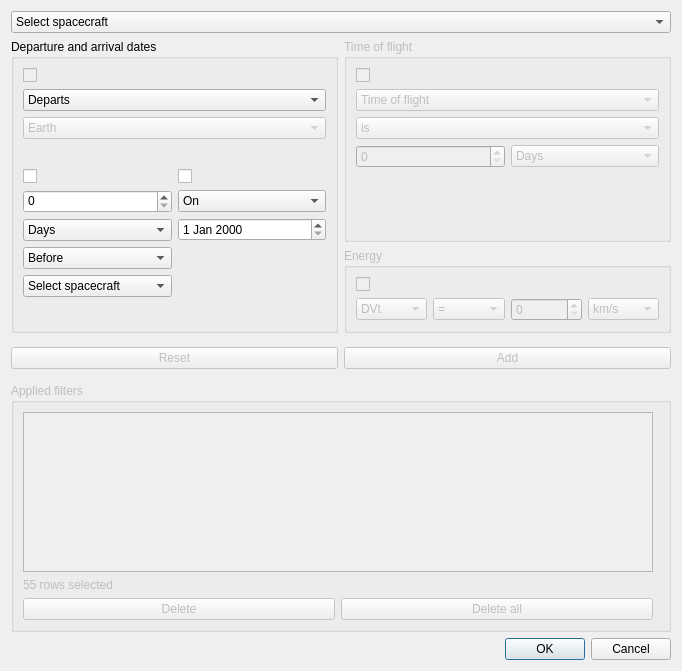
Qt form src/sonet_pcp_filter_qt.ui (jorialand/sonet_tfm_horia) before a commit.
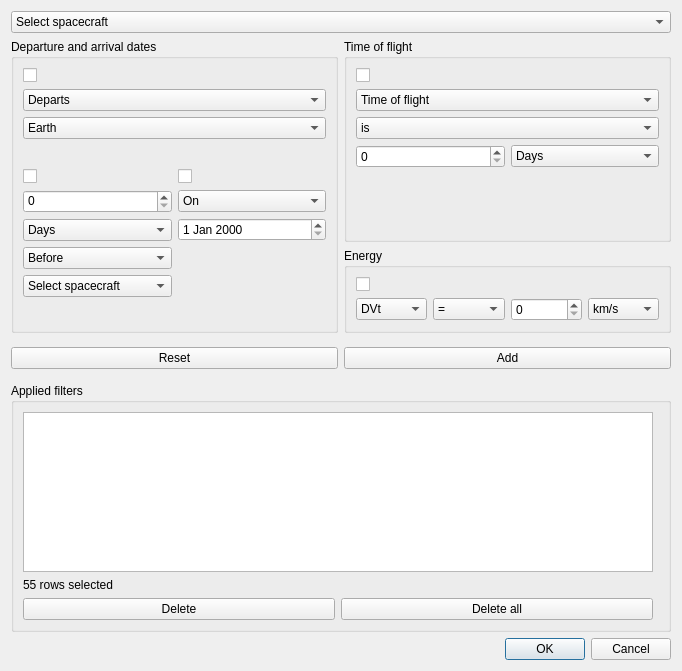
The same form after that commit.

Commit message: Improved pandasModel class formatting. Row headers visible in headerData(). Float numbers formatted to two decimal places.

The edit to the form file:
```diff
--- a/src/sonet_pcp_filter_qt.ui
+++ b/src/sonet_pcp_filter_qt.ui
@@ -2,6 +2,9 @@
 <ui version="4.0">
  <class>sonet_pcp_filter</class>
  <widget class="QWidget" name="sonet_pcp_filter">
+  <property name="enabled">
+   <bool>true</bool>
+  </property>
   <property name="geometry">
    <rect>
     <x>0</x>
@@ -19,7 +22,7 @@
      <item>
       <widget class="QPushButton" name="pb_clean">
        <property name="enabled">
-        <bool>false</bool>
+        <bool>true</bool>
        </property>
        <property name="text">
         <string>Reset</string>
@@ -29,7 +32,7 @@
      <item>
       <widget class="QPushButton" name="pb_add_6">
        <property name="enabled">
-        <bool>false</bool>
+        <bool>true</bool>
        </property>
        <property name="text">
         <string>Add</string>
@@ -41,7 +44,7 @@
    <item row="16" column="0" colspan="2">
     <widget class="QGroupBox" name="bottom_group_box">
      <property name="enabled">
-      <bool>false</bool>
+      <bool>true</bool>
      </property>
      <property name="title">
       <string>Applied filters</string>
@@ -54,7 +57,7 @@
           <item>
            <widget class="QPushButton" name="pb_add_4">
             <property name="enabled">
-             <bool>false</bool>
+             <bool>true</bool>
             </property>
             <property name="text">
              <string>Delete</string>
@@ -64,7 +67,7 @@
           <item>
            <widget class="QPushButton" name="pb_add">
             <property name="enabled">
-             <bool>false</bool>
+             <bool>true</bool>
             </property>
             <property name="text">
              <string>Delete all</string>
@@ -76,7 +79,7 @@
         <item row="1" column="0" colspan="2">
          <widget class="QLabel" name="label">
           <property name="enabled">
-           <bool>false</bool>
+           <bool>true</bool>
           </property>
           <property name="text">
            <string>55 rows selected</string>
@@ -86,7 +89,7 @@
         <item row="0" column="0">
          <widget class="QTableView" name="applied_filters_table_view">
           <property name="enabled">
-           <bool>false</bool>
+           <bool>true</bool>
           </property>
          </widget>
         </item>
@@ -100,7 +103,7 @@
      <item row="1" column="2">
       <widget class="QGroupBox" name="time_of_flight_group_box">
        <property name="enabled">
-        <bool>false</bool>
+        <bool>true</bool>
        </property>
        <property name="sizePolicy">
         <sizepolicy hsizetype="Expanding" vsizetype="Preferred">
@@ -120,7 +123,7 @@
           <item row="0" column="0" colspan="2">
            <widget class="QComboBox" name="combo_time_of_flight">
             <property name="enabled">
-             <bool>false</bool>
+             <bool>true</bool>
             </property>
             <item>
              <property name="text">
@@ -132,7 +135,7 @@
           <item row="1" column="0" colspan="2">
            <widget class="QComboBox" name="combo_time_of_flight_operator">
             <property name="enabled">
-             <bool>false</bool>
+             <bool>true</bool>
             </property>
             <item>
              <property name="text">
@@ -154,14 +157,14 @@
           <item row="3" column="0">
            <widget class="QSpinBox" name="spin_number_2">
             <property name="enabled">
-             <bool>false</bool>
+             <bool>true</bool>
             </property>
            </widget>
           </item>
           <item row="3" column="1">
            <widget class="QComboBox" name="combo_time_scale_2">
             <property name="enabled">
-             <bool>false</bool>
+             <bool>true</bool>
             </property>
             <item>
              <property name="text">
@@ -190,7 +193,7 @@
         <item row="0" column="0">
          <widget class="QCheckBox" name="cb_time_of_flight">
           <property name="enabled">
-           <bool>false</bool>
+           <bool>true</bool>
           </property>
           <property name="text">
            <string/>
@@ -199,6 +202,9 @@
         </item>
         <item row="2" column="0">
          <spacer name="verticalSpacer_4">
+          <property name="enabled">
+           <bool>true</bool>
+          </property>
           <property name="orientation">
            <enum>Qt::Vertical</enum>
           </property>
@@ -216,7 +222,7 @@
      <item row="2" column="2">
       <widget class="QGroupBox" name="energy_group_box">
        <property name="enabled">
-        <bool>false</bool>
+        <bool>true</bool>
        </property>
        <property name="title">
         <string>Energy</string>
@@ -227,7 +233,7 @@
           <item row="0" column="0">
            <widget class="QCheckBox" name="cb_energy">
             <property name="enabled">
-             <bool>false</bool>
+             <bool>true</bool>
             </property>
             <property name="text">
              <string/>
@@ -237,7 +243,7 @@
           <item row="1" column="2">
            <widget class="QSpinBox" name="spin_energy_number">
             <property name="enabled">
-             <bool>false</bool>
+             <bool>true</bool>
             </property>
             <property name="maximum">
              <number>999999</number>
@@ -247,7 +253,7 @@
           <item row="1" column="0">
            <widget class="QComboBox" name="combo_energy_parameter">
             <property name="enabled">
-             <bool>false</bool>
+             <bool>true</bool>
             </property>
             <item>
              <property name="text">
@@ -284,7 +290,7 @@
           <item row="1" column="1">
            <widget class="QComboBox" name="combo_energy_operator">
             <property name="enabled">
-             <bool>false</bool>
+             <bool>true</bool>
             </property>
             <item>
              <property name="text">
@@ -306,7 +312,7 @@
           <item row="1" column="3">
            <widget class="QComboBox" name="combo_energy_units">
             <property name="enabled">
-             <bool>false</bool>
+             <bool>true</bool>
             </property>
             <item>
              <property name="text">
@@ -344,7 +350,7 @@
           <item>
            <widget class="QCheckBox" name="cb_time_of_flight_2">
             <property name="enabled">
-             <bool>false</bool>
+             <bool>true</bool>
             </property>
             <property name="text">
              <string/>
@@ -377,7 +383,7 @@
           <item>
            <widget class="QComboBox" name="combo_planet">
             <property name="enabled">
-             <bool>false</bool>
+             <bool>true</bool>
             </property>
             <property name="sizePolicy">
              <sizepolicy hsizetype="Minimum" vsizetype="Fixed">
@@ -399,6 +405,9 @@
           </item>
           <item>
            <spacer name="verticalSpacer_3">
+            <property name="enabled">
+             <bool>true</bool>
+            </property>
             <property name="orientation">
              <enum>Qt::Vertical</enum>
             </property>
@@ -530,6 +539,9 @@
               </item>
               <item>
                <spacer name="verticalSpacer">
+                <property name="enabled">
+                 <bool>true</bool>
+                </property>
                 <property name="orientation">
                  <enum>Qt::Vertical</enum>
                 </property>
@@ -550,6 +562,9 @@
               </property>
               <item>
                <widget class="QCheckBox" name="checkBox_2">
+                <property name="enabled">
+                 <bool>true</bool>
+                </property>
                 <property name="text">
                  <string/>
                 </property>
@@ -598,6 +613,9 @@
               </item>
               <item>
                <spacer name="verticalSpacer_2">
+                <property name="enabled">
+                 <bool>true</bool>
+                </property>
                 <property name="orientation">
                  <enum>Qt::Vertical</enum>
                 </property>
@@ -622,6 +640,9 @@
    </item>
    <item row="3" column="0">
     <spacer name="verticalSpacer_5">
+     <property name="enabled">
+      <bool>true</bool>
+     </property>
      <property name="orientation">
       <enum>Qt::Vertical</enum>
      </property>
@@ -647,6 +668,9 @@
    </item>
    <item row="9" column="0">
     <spacer name="verticalSpacer_6">
+     <property name="enabled">
+      <bool>true</bool>
+     </property>
      <property name="orientation">
       <enum>Qt::Vertical</enum>
      </property>
```
The commit also changes 2 other files.
